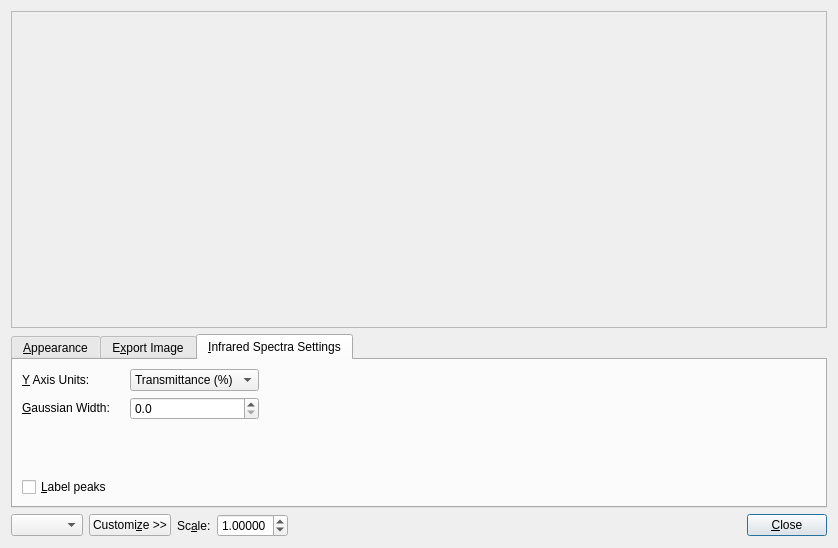
This is libavogadro/src/extensions/spectradialog.ui in cryos/avogadro as Qt 5 draws it before an edit. The edited form follows.
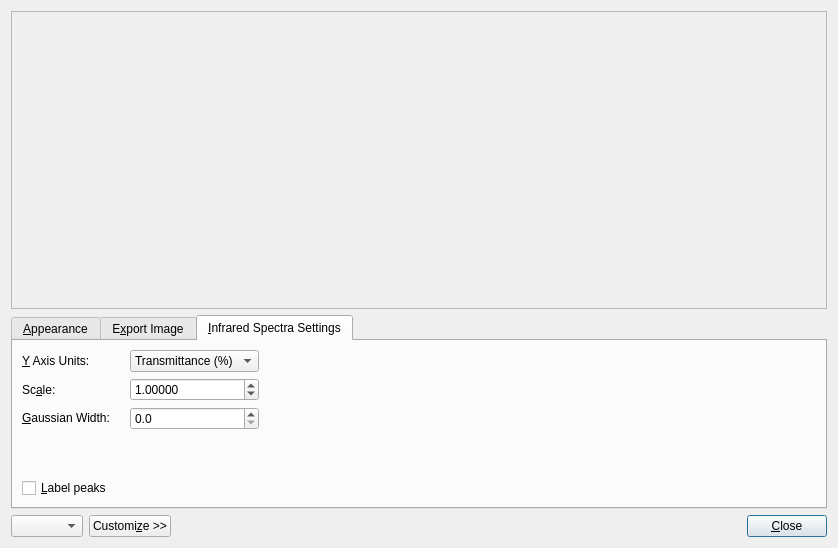
This is the edited form. The open tabs and pages were chosen to show the change. Custom widgets are drawn as their Qt base class.

Commit message: Move scaling option to a more appropriate tab, fix stretching button.

```diff
--- a/libavogadro/src/extensions/spectradialog.ui
+++ b/libavogadro/src/extensions/spectradialog.ui
@@ -586,7 +586,7 @@
            </property>
           </widget>
          </item>
-         <item row="1" column="0" colspan="3">
+         <item row="2" column="0" colspan="3">
           <widget class="QLabel" name="label_9">
            <property name="sizePolicy">
             <sizepolicy hsizetype="Fixed" vsizetype="Fixed">
@@ -602,7 +602,7 @@
            </property>
           </widget>
          </item>
-         <item row="1" column="3">
+         <item row="2" column="3">
           <widget class="QDoubleSpinBox" name="spin_FWHM">
            <property name="sizePolicy">
             <sizepolicy hsizetype="Minimum" vsizetype="Fixed">
@@ -621,7 +621,7 @@
            </property>
           </widget>
          </item>
-         <item row="1" column="4">
+         <item row="2" column="4">
           <spacer name="horizontalSpacer_2">
            <property name="orientation">
             <enum>Qt::Horizontal</enum>
@@ -654,7 +654,7 @@
            </item>
           </widget>
          </item>
-         <item row="3" column="0">
+         <item row="6" column="0">
           <widget class="QCheckBox" name="cb_labelPeaks">
            <property name="sizePolicy">
             <sizepolicy hsizetype="Fixed" vsizetype="Fixed">
@@ -670,7 +670,7 @@
            </property>
           </widget>
          </item>
-         <item row="2" column="0">
+         <item row="5" column="0">
           <spacer name="verticalSpacer">
            <property name="orientation">
             <enum>Qt::Vertical</enum>
@@ -683,6 +683,47 @@
            </property>
           </spacer>
          </item>
+         <item row="1" column="3">
+          <widget class="QDoubleSpinBox" name="spin_scale">
+           <property name="sizePolicy">
+            <sizepolicy hsizetype="Minimum" vsizetype="Fixed">
+             <horstretch>0</horstretch>
+             <verstretch>0</verstretch>
+            </sizepolicy>
+           </property>
+           <property name="decimals">
+            <number>5</number>
+           </property>
+           <property name="minimum">
+            <double>0.500000000000000</double>
+           </property>
+           <property name="maximum">
+            <double>1.500000000000000</double>
+           </property>
+           <property name="singleStep">
+            <double>0.010000000000000</double>
+           </property>
+           <property name="value">
+            <double>1.000000000000000</double>
+           </property>
+          </widget>
+         </item>
+         <item row="1" column="0">
+          <widget class="QLabel" name="label">
+           <property name="sizePolicy">
+            <sizepolicy hsizetype="Fixed" vsizetype="Minimum">
+             <horstretch>0</horstretch>
+             <verstretch>0</verstretch>
+            </sizepolicy>
+           </property>
+           <property name="text">
+            <string>Sc&amp;ale:</string>
+           </property>
+           <property name="buddy">
+            <cstring>spin_scale</cstring>
+           </property>
+          </widget>
+         </item>
         </layout>
        </widget>
       </widget>
@@ -712,47 +753,6 @@
      </property>
     </widget>
    </item>
-   <item row="3" column="4">
-    <widget class="QLabel" name="label">
-     <property name="sizePolicy">
-      <sizepolicy hsizetype="Fixed" vsizetype="Minimum">
-       <horstretch>0</horstretch>
-       <verstretch>0</verstretch>
-      </sizepolicy>
-     </property>
-     <property name="text">
-      <string>Sc&amp;ale:</string>
-     </property>
-     <property name="buddy">
-      <cstring>spin_scale</cstring>
-     </property>
-    </widget>
-   </item>
-   <item row="3" column="5">
-    <widget class="QDoubleSpinBox" name="spin_scale">
-     <property name="sizePolicy">
-      <sizepolicy hsizetype="Fixed" vsizetype="Fixed">
-       <horstretch>0</horstretch>
-       <verstretch>0</verstretch>
-      </sizepolicy>
-     </property>
-     <property name="decimals">
-      <number>5</number>
-     </property>
-     <property name="minimum">
-      <double>0.500000000000000</double>
-     </property>
-     <property name="maximum">
-      <double>1.500000000000000</double>
-     </property>
-     <property name="singleStep">
-      <double>0.010000000000000</double>
-     </property>
-     <property name="value">
-      <double>1.000000000000000</double>
-     </property>
-    </widget>
-   </item>
    <item row="0" column="2" colspan="8">
     <widget class="Avogadro::PlotWidget" name="plot">
      <property name="sizePolicy">
```
Left out of the diff: 3 changed lines with no effect on the pictures.
